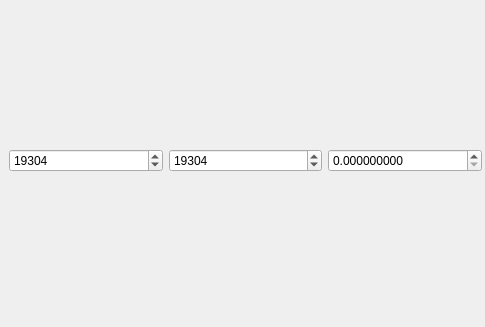
Before: the Qt Designer form Calibration/mainwindow.ui in Fil-Vibrant/Calcul-Viscosite, drawn with Qt 5; both pictures show x 0 to 485 and y 178 to 505 of the 969 by 505 pixel window.
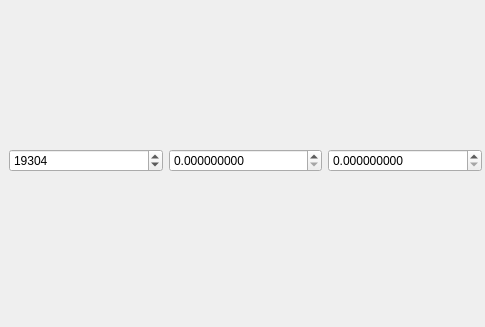
After: the same form once the commit is applied.

Patch:
```diff
--- a/Calibration/mainwindow.ui
+++ b/Calibration/mainwindow.ui
@@ -102,13 +102,13 @@
     <item row="2" column="2">
      <widget class="QDoubleSpinBox" name="roFluideCal">
       <property name="decimals">
-       <number>0</number>
+       <number>9</number>
       </property>
       <property name="maximum">
        <double>100000000.000000000000000</double>
       </property>
       <property name="value">
-       <double>19304.000000000000000</double>
+       <double>0.000000000000000</double>
       </property>
      </widget>
     </item>
```
